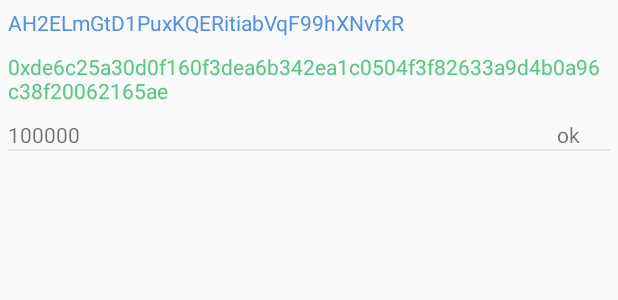
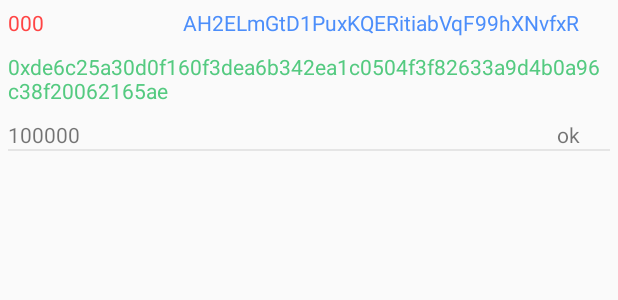
Before and after one commit to SteelCabbage/GodMoney, an Android app: the layout rv_tx_records.xml on its own in the app's theme, with its tools: preview values and no code run, on a phone screen of 412 x 824 dp. Shown: the top 300 px of the screen. Run offline under Robolectric (Android 15) with nearby library versions, the phone set to English and light mode, and no system bars.

Commit message:
fix bugs

```diff
--- a/app/src/main/AndroidManifest.xml
+++ b/app/src/main/AndroidManifest.xml
@@ -8,9 +8,9 @@
     <application
         android:name=".global.GodMoneyApplication"
         android:allowBackup="true"
-        android:icon="@mipmap/ic_launcher"
+        android:icon="@mipmap/god_money_icon"
         android:label="@string/app_name"
-        android:roundIcon="@mipmap/ic_launcher_round"
+        android:roundIcon="@mipmap/god_money_icon"
         android:supportsRtl="true"
         android:theme="@style/AppTheme">
         <activity
--- a/app/src/main/java/chinapex/com/godmoney/adapter/AddressRVA.java
+++ b/app/src/main/java/chinapex/com/godmoney/adapter/AddressRVA.java
@@ -60,6 +60,7 @@ public class AddressRVA extends RecyclerView.Adapter<AddressRVA.AddressRVAHolder
             return;
         }
 
+        holder.num.setText(String.valueOf(position));
         holder.address.setText(txRecord.getAddress());
         holder.txId.setText(txRecord.getTxId());
         holder.amount.setText(txRecord.getAmount());
@@ -87,6 +88,7 @@ public class AddressRVA extends RecyclerView.Adapter<AddressRVA.AddressRVAHolder
     }
 
     class AddressRVAHolder extends RecyclerView.ViewHolder {
+        TextView num;
         TextView address;
         TextView txId;
         TextView amount;
@@ -94,6 +96,7 @@ public class AddressRVA extends RecyclerView.Adapter<AddressRVA.AddressRVAHolder
 
         AddressRVAHolder(View itemView) {
             super(itemView);
+            num = itemView.findViewById(R.id.tv_address_num);
             address = itemView.findViewById(R.id.tv_payee_address);
             txId = itemView.findViewById(R.id.tv_tx_id);
             amount = itemView.findViewById(R.id.tv_amount);
--- a/app/src/main/res/layout/rv_tx_records.xml
+++ b/app/src/main/res/layout/rv_tx_records.xml
@@ -5,9 +5,19 @@
     android:padding="5dp">
 
     <TextView
+        android:id="@+id/tv_address_num"
+        android:layout_width="wrap_content"
+        android:layout_height="wrap_content"
+        android:text="000"
+        android:textColor="@android:color/holo_red_light" />
+
+    <TextView
         android:id="@+id/tv_payee_address"
         android:layout_width="wrap_content"
         android:layout_height="wrap_content"
+        android:layout_alignParentEnd="true"
+        android:layout_marginStart="10dp"
+        android:layout_marginEnd="20dp"
         android:text="AH2ELmGtD1PuxKQERitiabVqF99hXNvfxR"
         android:textColor="@color/c_4C8EFA" />
 
@@ -33,10 +43,10 @@
         android:id="@+id/tv_state"
         android:layout_width="wrap_content"
         android:layout_height="wrap_content"
+        android:layout_below="@+id/tv_tx_id"
         android:layout_alignParentEnd="true"
-        android:layout_below="@+id/tv_tx_id"
+        android:layout_marginTop="10dp"
         android:layout_marginEnd="20dp"
-        android:layout_marginTop="10dp"
         android:text="ok" />
 
     <View
```
Also changed, not shown: app/src/main/java/chinapex/com/godmoney/task/runnable/WriteRecords.java (+10 -0 lines), app/src/main/java/chinapex/com/godmoney/view/MainActivity.java (+41 -27 lines), app/src/main/res/mipmap-xxxhdpi/god_money_icon.png (added).
